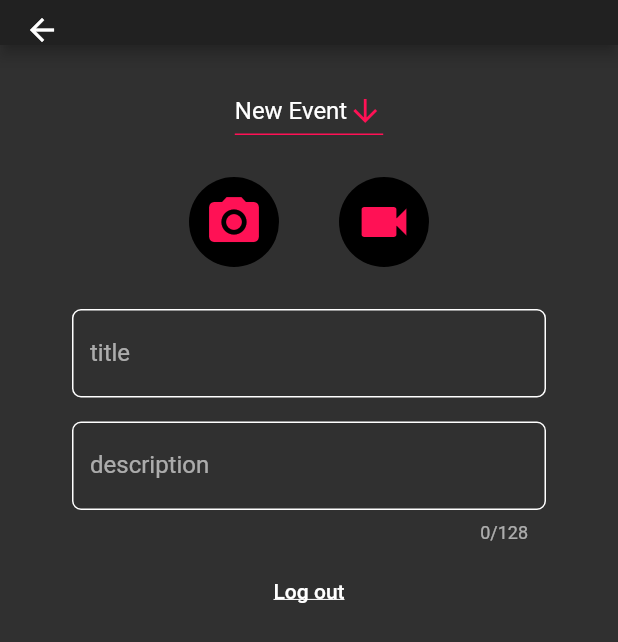
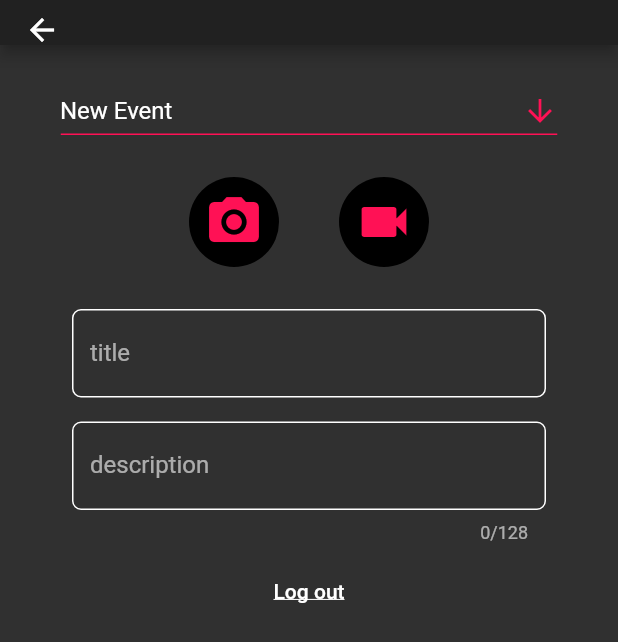
Before and after one commit to algorithmike/eop-mobile, a Flutter app: the CreateContentPage screen opened directly with empty values, on a phone screen of 412 x 824 dp. Shown: the top 642 px of the screen. Run offline on Flutter 3.47's test engine with Material 2 defaults, Android fonts, the phone set to English and light mode, and no system bars; our stand-ins replace flutter_secure_storage, geolocator, graphql_flutter, image_picker, video_player; accounts and stored records are empty; network calls fail.

Commit message:
added events dropdown data

```diff
--- /dev/null
+++ b/lib/models/OrganizedEvent.dart
@@ -0,0 +1,8 @@
+class OrganizedEvent {
+  OrganizedEvent({
+    this.id,
+    this.title,
+    this.description,
+  });
+  final String id, title, description;
+}
--- a/lib/pages/CreateContentPage.dart
+++ b/lib/pages/CreateContentPage.dart
@@ -12,7 +12,8 @@ import 'package:path/path.dart';
 
 import 'package:eop_mobile/components/CredentialsInput.dart';
 import 'package:eop_mobile/components/VideoPlayerWidget.dart';
-import 'package:eop_mobile/utils/enums.dart';
+import 'package:eop_mobile/models/enums.dart';
+import 'package:eop_mobile/models/OrganizedEvent.dart';
 import 'package:eop_mobile/utils/secureStorage.dart';
 import 'package:eop_mobile/utils/constants.dart';
 import 'package:eop_mobile/utils/popupAlert.dart';
@@ -36,8 +37,19 @@ class _CreateContentPageState extends State<CreateContentPage> {
   final locator = GPSLocation();
   final TextEditingController contentTitleController = TextEditingController();
   final TextEditingController descriptionController = TextEditingController();
-  //TODO: (MEDIUM) Add existing event identifier to query.
-  //TODO: (LOW) Add customDate to query.
+
+  final String myEvents = """
+      query {
+        me {
+          eventsOrganized {
+            id
+            title
+            description
+          }
+        }
+      }
+    """;
+
   final String createContent = """
     mutation CreateContent(
       \$file: Upload!,
@@ -90,32 +102,67 @@ class _CreateContentPageState extends State<CreateContentPage> {
         child: Center(
           child: Column(
             children: [
-              Container(
-                margin: EdgeInsets.only(top: 20.0),
+              Query(
+                options: QueryOptions(
+                  document: gql(myEvents),
+                ),
+                builder: (QueryResult result,
+                    {VoidCallback refetch, FetchMore fetchMore}) {
+                  if (result.hasException) {
+                    // return Text(result.exception.toString());
+                    print(result.exception);
+                  }
+
+                  if (result.isLoading) {
+                    return Text('...loading');
+                  }
+
+                  var listOfEvents = <OrganizedEvent>[
+                    OrganizedEvent(id: 'new', title: 'New Event')
+                  ];
+
+                  if (result.data != null) {
+                    result.data['me']['eventsOrganized'].forEach((element) {
+                      print(element);
+                      listOfEvents.add(
+                        OrganizedEvent(
+                          title: element['title'],
+                          id: element['id'],
+                        ),
+                      );
+                    });
+                  }
+                  var menuItems = listOfEvents.map((event) => DropdownMenuItem(
+                      value: event.id, child: Text(event.title)));
+
+                  return Container(
+                    margin: EdgeInsets.only(
+                      top: 20.0,
+                      left: 40.0,
+                      right: 40.0,
+                    ),
                     child: DropdownButton<String>(
+                      isExpanded: true,
                       iconEnabledColor: kPrimaryThemeColor,
-                  value: 'New Event',
+                      //TODO: Setup value for query
+                      value: 'new',
                       icon: Icon(Icons.arrow_downward),
                       iconSize: 24,
                       elevation: 16,
                       underline: Container(
+                        decoration: BoxDecoration(
+                            border: Border.all(color: kPrimaryThemeColor)),
                         height: 1,
-                    color: kPrimaryThemeColor,
                       ),
                       onChanged: (String selectedValue) {
                         setState(() {
                           print(selectedValue);
                         });
                       },
-                  //TODO: Wire up query to get list of existing events.
-                  items: <String>['New Event']
-                      .map<DropdownMenuItem<String>>((String value) {
-                    return DropdownMenuItem<String>(
-                      value: value,
-                      child: Text(value),
+                      items: menuItems.toList(),
+                    ),
                   );
-                  }).toList(),
-                ),
+                },
               ),
               if (contentFile != null)
                 (contentFileMediaType == EopMediaType.IMAGE)
```
Also changed, not shown: lib/models/enums.dart (renamed from lib/utils/enums.dart). Lines whose indentation alone changed are shown as unchanged.
